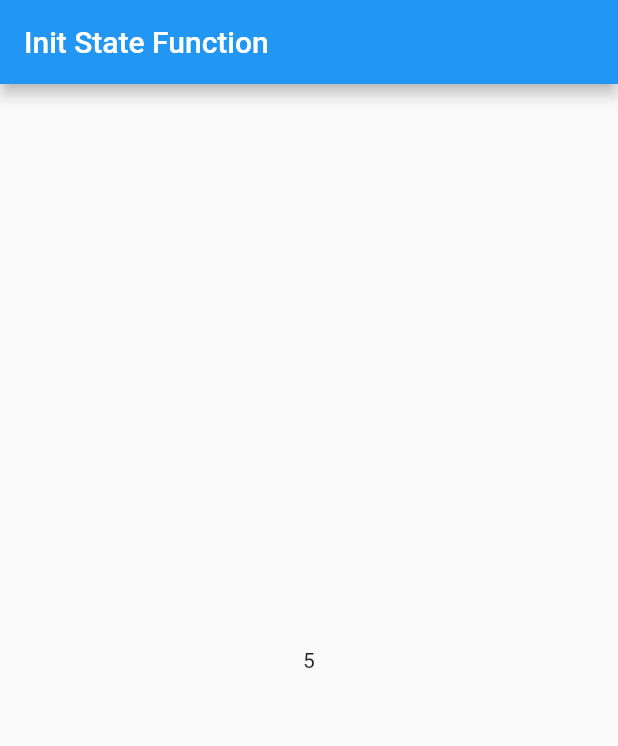
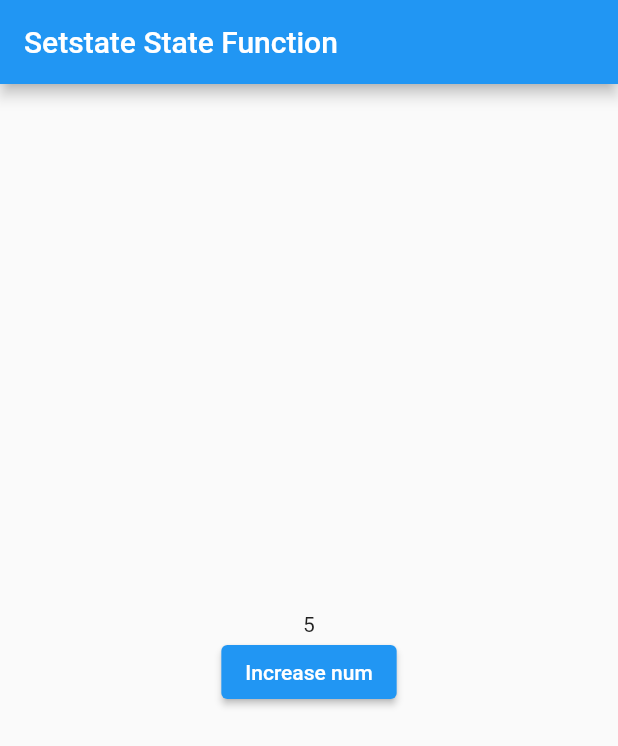
Before and after one commit to Harshhvermaa/YOUTUBE_Init-setstate, a Flutter app: the screen it shows after launch, on a phone screen of 412 x 824 dp. Shown: the top 746 px of the screen. Run offline on Flutter 3.47's test engine with Material 2 defaults, Android fonts, the phone set to English and light mode, and no system bars.

Commit message:
final commit

```diff
--- a/lib/Homescreen.dart
+++ b/lib/Homescreen.dart
@@ -20,10 +20,23 @@ class _HomescreenState extends State<Homescreen> {
   Widget build(BuildContext context) {
     return Scaffold(
       appBar: AppBar(
-        title: Text("Init State Function"),
+        title: Text("Setstate State Function"),
       ),
-      body: Center(
-        child: Text("${num}"),
+      body: Column(
+        mainAxisAlignment: MainAxisAlignment.center,
+        children: [
+          Center(
+            child: Text("${num}"),
+          ),
+          ElevatedButton(
+            onPressed: (){
+              setState(() {
+                num++;
+              });
+            },
+            child: Text("Increase num")
+            )
+        ],
       ),
     );
   }
```
